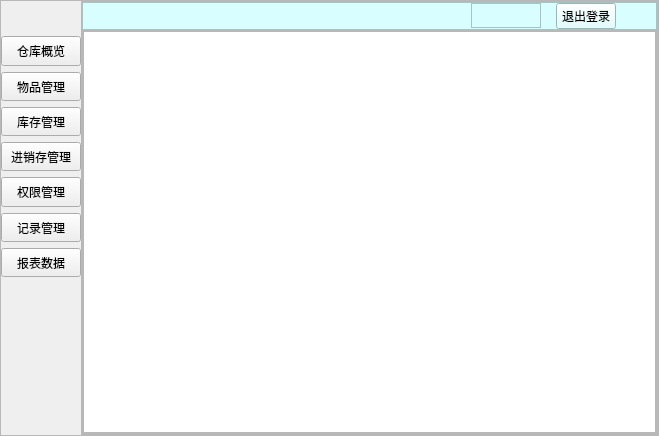
Qt form stock_system.ui (Qi0107/qt-mysql) before a commit.
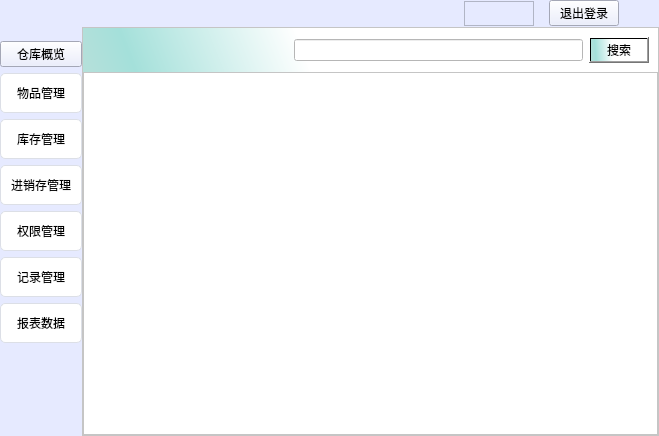
The same form after that commit. The open tabs and pages were chosen to show the change. Icons and pictures are not drawn. Custom widgets are drawn as their Qt base class.

The edit to the form file:
```diff
--- a/stock_system.ui
+++ b/stock_system.ui
@@ -33,9 +33,12 @@
    <enum>Qt::LeftToRight</enum>
   </property>
   <property name="autoFillBackground">
-   <bool>true</bool>
+   <bool>false</bool>
   </property>
-  <layout class="QHBoxLayout" name="horizontalLayout">
+  <property name="styleSheet">
+   <string notr="true">background-color: rgb(255, 255, 255);</string>
+  </property>
+  <layout class="QVBoxLayout" name="verticalLayout_6">
    <property name="leftMargin">
     <number>0</number>
    </property>
@@ -57,7 +60,7 @@
       </sizepolicy>
      </property>
      <property name="frameShape">
-      <enum>QFrame::StyledPanel</enum>
+      <enum>QFrame::NoFrame</enum>
      </property>
      <property name="frameShadow">
       <enum>QFrame::Raised</enum>
@@ -87,7 +90,7 @@
          </sizepolicy>
         </property>
         <property name="styleSheet">
-         <string notr="true"/>
+         <string notr="true">background-color: rgb(230, 234, 255)</string>
         </property>
         <property name="frameShape">
          <enum>QFrame::NoFrame</enum>
@@ -103,7 +106,7 @@
           <number>0</number>
          </property>
          <property name="topMargin">
-          <number>0</number>
+          <number>5</number>
          </property>
          <property name="rightMargin">
           <number>0</number>
@@ -113,6 +116,12 @@
          </property>
          <item>
           <widget class="QLabel" name="label">
+           <property name="minimumSize">
+            <size>
+             <width>30</width>
+             <height>30</height>
+            </size>
+           </property>
            <property name="maximumSize">
             <size>
              <width>100</width>
@@ -143,25 +152,24 @@
             </size>
            </property>
            <property name="styleSheet">
-            <string notr="true">QPushbutton{
-	background-color: rgb(255, 255, 255);
-   background:qlineargradient(spread:pad, x1:0, y1:1, x2:0, y2:0, stop:0 #00ffff, stop:0.5 #505050, stop:0.98 #00ffff);
-   border:0px;
-   border-radius:4px;
-   color:white;
+            <string notr="true">QPushButton {
+    background-color: #ffffff;
+    border: 1px solid #dcdfe6;
+    padding: 10px;
+    border-radius: 5px;
 }
 
-QPushButton:hover
-{
-    background-color:rgb(226, 226, 255)
+QPushButton:hover {
+    background-color: #ecf5ff;
+    color: #409eff;
 }
 
-QPushButton:pressed
-{
-    background-color:rgb(226, 226, 255)
-    padding-left:3px;
-    padding-top:3px;
+QPushButton:pressed, QPushButton:checked {
+    border: 1px solid #3a8ee6;
+    color: #409eff;
 }
+border-radius: 20px;
+
 </string>
            </property>
            <property name="text">
@@ -184,23 +192,25 @@
             </size>
            </property>
            <property name="styleSheet">
-            <string notr="true">QPushbutton{
-   background:qlineargradient(spread:pad, x1:0, y1:1, x2:0, y2:0, stop:0 #00ffff, stop:0.5 #505050, stop:0.98 #00ffff);
-   border:0px;
-   border-radius:4px;
-   color:white;
+            <string notr="true">QPushButton {
+    background-color: #ffffff;
+    border: 1px solid #dcdfe6;
+    padding: 10px;
+    border-radius: 5px;
 }
 
-QPushButton:hover
-{
-    background-color:rgb(226, 226, 255)
+QPushButton:hover {
+    background-color: #ecf5ff;
+    color: #409eff;
 }
 
-QPushButton:pressed
-{
-    background-color:rgb(226, 226, 255)
-    padding-left:3px;
-    padding-top:3px;
+QPushButton:pressed, QPushButton:checked {
+    border: 1px solid #3a8ee6;
+    color: #409eff;
+}
+
+#button3 {
+    border-radius: 20px;
 }
 </string>
            </property>
@@ -224,23 +234,25 @@
             </size>
            </property>
            <property name="styleSheet">
-            <string notr="true">QPushbutton{
-   background:qlineargradient(spread:pad, x1:0, y1:1, x2:0, y2:0, stop:0 #00ffff, stop:0.5 #505050, stop:0.98 #00ffff);
-   border:0px;
-   border-radius:4px;
-   color:white;
+            <string notr="true">QPushButton {
+    background-color: #ffffff;
+    border: 1px solid #dcdfe6;
+    padding: 10px;
+    border-radius: 5px;
 }
 
-QPushButton:hover
-{
-    background-color:rgb(226, 226, 255)
+QPushButton:hover {
+    background-color: #ecf5ff;
+    color: #409eff;
 }
 
-QPushButton:pressed
-{
-    background-color:rgb(226, 226, 255)
-    padding-left:3px;
-    padding-top:3px;
+QPushButton:pressed, QPushButton:checked {
+    border: 1px solid #3a8ee6;
+    color: #409eff;
+}
+
+#button3 {
+    border-radius: 20px;
 }
 </string>
            </property>
@@ -264,23 +276,25 @@
             </size>
            </property>
            <property name="styleSheet">
-            <string notr="true">QPushbutton{
-   background:qlineargradient(spread:pad, x1:0, y1:1, x2:0, y2:0, stop:0 #00ffff, stop:0.5 #505050, stop:0.98 #00ffff);
-   border:0px;
-   border-radius:4px;
-   color:white;
+            <string notr="true">QPushButton {
+    background-color: #ffffff;
+    border: 1px solid #dcdfe6;
+    padding: 10px;
+    border-radius: 5px;
 }
 
-QPushButton:hover
-{
-    background-color:rgb(226, 226, 255)
+QPushButton:hover {
+    background-color: #ecf5ff;
+    color: #409eff;
 }
 
-QPushButton:pressed
-{
-    background-color:rgb(226, 226, 255)
-    padding-left:3px;
-    padding-top:3px;
+QPushButton:pressed, QPushButton:checked {
+    border: 1px solid #3a8ee6;
+    color: #409eff;
+}
+
+#button3 {
+    border-radius: 20px;
 }
 </string>
            </property>
@@ -304,23 +318,25 @@
             </size>
            </property>
            <property name="styleSheet">
-            <string notr="true">QPushbutton{
-   background:qlineargradient(spread:pad, x1:0, y1:1, x2:0, y2:0, stop:0 #00ffff, stop:0.5 #505050, stop:0.98 #00ffff);
-   border:0px;
-   border-radius:4px;
-   color:white;
+            <string notr="true">QPushButton {
+    background-color: #ffffff;
+    border: 1px solid #dcdfe6;
+    padding: 10px;
+    border-radius: 5px;
 }
 
-QPushButton:hover
-{
-    background-color:rgb(226, 226, 255)
+QPushButton:hover {
+    background-color: #ecf5ff;
+    color: #409eff;
 }
 
-QPushButton:pressed
-{
-    background-color:rgb(226, 226, 255)
-    padding-left:3px;
-    padding-top:3px;
+QPushButton:pressed, QPushButton:checked {
+    border: 1px solid #3a8ee6;
+    color: #409eff;
+}
+
+#button3 {
+    border-radius: 20px;
 }
 </string>
            </property>
@@ -353,23 +369,25 @@
             </size>
            </property>
            <property name="styleSheet">
-            <string notr="true">QPushbutton{
-   background:qlineargradient(spread:pad, x1:0, y1:1, x2:0, y2:0, stop:0 #00ffff, stop:0.5 #505050, stop:0.98 #00ffff);
-   border:0px;
-   border-radius:4px;
-   color:white;
+            <string notr="true">QPushButton {
+    background-color: #ffffff;
+    border: 1px solid #dcdfe6;
+    padding: 10px;
+    border-radius: 5px;
 }
 
-QPushButton:hover
-{
-    background-color:rgb(226, 226, 255)
+QPushButton:hover {
+    background-color: #ecf5ff;
+    color: #409eff;
 }
 
-QPushButton:pressed
-{
-    background-color:rgb(226, 226, 255)
-    padding-left:3px;
-    padding-top:3px;
+QPushButton:pressed, QPushButton:checked {
+    border: 1px solid #3a8ee6;
+    color: #409eff;
+}
+
+#button3 {
+    border-radius: 20px;
 }
 </string>
            </property>
@@ -393,23 +411,25 @@
             </size>
            </property>
            <property name="styleSheet">
-            <string notr="true">QPushbutton{
-   background:qlineargradient(spread:pad, x1:0, y1:1, x2:0, y2:0, stop:0 #00ffff, stop:0.5 #505050, stop:0.98 #00ffff);
-   border:0px;
-   border-radius:4px;
-   color:white;
+            <string notr="true">QPushButton {
+    background-color: #ffffff;
+    border: 1px solid #dcdfe6;
+    padding: 10px;
+    border-radius: 5px;
 }
 
-QPushButton:hover
-{
-    background-color:rgb(226, 226, 255)
+QPushButton:hover {
+    background-color: #ecf5ff;
+    color: #409eff;
 }
 
-QPushButton:pressed
-{
-    background-color:rgb(226, 226, 255)
-    padding-left:3px;
-    padding-top:3px;
+QPushButton:pressed, QPushButton:checked {
+    border: 1px solid #3a8ee6;
+    color: #409eff;
+}
+
+#button3 {
+    border-radius: 20px;
 }
 </string>
            </property>
@@ -443,7 +463,7 @@
          </sizepolicy>
         </property>
         <property name="frameShape">
-         <enum>QFrame::StyledPanel</enum>
+         <enum>QFrame::NoFrame</enum>
         </property>
         <property name="frameShadow">
          <enum>QFrame::Raised</enum>
@@ -467,20 +487,20 @@
          <item>
           <widget class="QFrame" name="frame_4">
            <property name="styleSheet">
-            <string notr="true">background-color: rgb(217, 254, 255);</string>
+            <string notr="true">background-color: rgb(230, 234, 255)</string>
            </property>
            <property name="frameShape">
-            <enum>QFrame::StyledPanel</enum>
+            <enum>QFrame::NoFrame</enum>
            </property>
            <property name="frameShadow">
             <enum>QFrame::Raised</enum>
            </property>
-           <layout class="QHBoxLayout" name="horizontalLayout_2" stretch="2,1,1,1,0">
+           <layout class="QHBoxLayout" name="horizontalLayout_2" stretch="5,0,1,1,4,0">
             <property name="spacing">
              <number>15</number>
             </property>
             <property name="leftMargin">
-             <number>0</number>
+             <number>5</number>
             </property>
             <property name="topMargin">
              <number>0</number>
@@ -491,6 +511,16 @@
             <property name="bottomMargin">
              <number>0</number>
             </property>
+            <item>
+             <widget class="QLabel" name="label_3">
+              <property name="styleSheet">
+               <string notr="true">font: 12pt &quot;黑体&quot;;</string>
+              </property>
+              <property name="text">
+               <string/>
+              </property>
+             </widget>
+            </item>
             <item>
              <spacer name="horizontalSpacer">
               <property name="orientation">
@@ -532,6 +562,12 @@
             </item>
             <item>
              <widget class="QPushButton" name="pushButton">
+              <property name="minimumSize">
+               <size>
+                <width>70</width>
+                <height>0</height>
+               </size>
+              </property>
               <property name="maximumSize">
                <size>
                 <width>60</width>
@@ -539,12 +575,23 @@
                </size>
               </property>
               <property name="styleSheet">
-               <string notr="true">QPushbutton{
-   background:qlineargradient(spread:pad, x1:0, y1:1, x2:0, y2:0, stop:0 #00ffff, stop:0.5 #505050, stop:0.98 #00ffff);
-   border:0px;
-   border-radius:4px;
-   color:white;
-}</string>
+               <string notr="true">QPushButton {
+    background-color: #ffffff;
+    border: 1px solid #dcdfe6;
+    padding: 10px;
+    border-radius: 5px;
+}
+
+QPushButton:hover {
+    background-color: #ecf5ff;
+    color: #409eff;
+}
+
+QPushButton:pressed, QPushButton:checked {
+    border: 1px solid #3a8ee6;
+    color: #409eff;
+}
+border-radius: 20px;</string>
               </property>
               <property name="text">
                <string>退出登录</string>
@@ -605,35 +652,6 @@
               <property name="currentIndex">
                <number>0</number>
               </property>
-              <widget class="test64" name="page">
-               <property name="sizePolicy">
-                <sizepolicy hsizetype="Expanding" vsizetype="Expanding">
-                 <horstretch>0</horstretch>
-                 <verstretch>0</verstretch>
-                </sizepolicy>
-               </property>
-               <layout class="QVBoxLayout" name="verticalLayout_5">
-                <property name="spacing">
-                 <number>0</number>
-                </property>
-                <property name="leftMargin">
-                 <number>0</number>
-                </property>
-                <property name="topMargin">
-                 <number>0</number>
-                </property>
-                <property name="rightMargin">
-                 <number>0</number>
-                </property>
-                <property name="bottomMargin">
-                 <number>0</number>
-                </property>
-               </layout>
-              </widget>
-              <widget class="QWidget" name="page_4"/>
-              <widget class="QWidget" name="page_6"/>
-              <widget class="QWidget" name="page_3"/>
-              <widget class="QWidget" name="page_2"/>
               <widget class="QWidget" name="page_5">
                <property name="sizePolicy">
                 <sizepolicy hsizetype="Expanding" vsizetype="Expanding">
@@ -641,7 +659,7 @@
                  <verstretch>0</verstretch>
                 </sizepolicy>
                </property>
-               <layout class="QVBoxLayout" name="verticalLayout_3">
+               <layout class="QVBoxLayout" name="verticalLayout_3" stretch="1,10">
                 <property name="spacing">
                  <number>0</number>
                 </property>
@@ -657,6 +675,72 @@
                 <property name="bottomMargin">
                  <number>0</number>
                 </property>
+                <item>
+                 <widget class="QFrame" name="frame_6">
+                  <property name="styleSheet">
+                   <string notr="true">background-color: qlineargradient(spread:pad, x1:0, y1:0.631, x2:0.387584, y2:0.619318, stop:0 rgba(180, 224, 218, 255), stop:0.207865 rgba(164, 224, 218, 255), stop:1 rgba(255, 255, 255, 255));</string>
+                  </property>
+                  <property name="frameShape">
+                   <enum>QFrame::NoFrame</enum>
+                  </property>
+                  <property name="frameShadow">
+                   <enum>QFrame::Raised</enum>
+                  </property>
+                  <layout class="QHBoxLayout" name="horizontalLayout_3" stretch="7,10,2">
+                   <item>
+                    <spacer name="horizontalSpacer_3">
+                     <property name="orientation">
+                      <enum>Qt::Horizontal</enum>
+                     </property>
+                     <property name="sizeHint" stdset="0">
+                      <size>
+                       <width>40</width>
+                       <height>20</height>
+                      </size>
+                     </property>
+                    </spacer>
+                   </item>
+                   <item>
+                    <widget class="QLineEdit" name="lineEdit">
+                     <property name="styleSheet">
+                      <string notr="true">background-color: rgb(255, 255, 255);</string>
+                     </property>
+                    </widget>
+                   </item>
+                   <item>
+                    <widget class="QPushButton" name="pushButton_7">
+                     <property name="maximumSize">
+                      <size>
+                       <width>60</width>
+                       <height>16777215</height>
+                      </size>
+                     </property>
+                     <property name="styleSheet">
+                      <string notr="true">QPushButton {
+    background-color: #ffffff;
+    border: 1px solid #dcdfe6;
+    border-radius: 5px;
+}
+
+QPushButton:hover {
+    background-color: #ecf5ff;
+    color: #409eff;
+}
+
+QPushButton:pressed, QPushButton:checked {
+    border: 1px solid #3a8ee6;
+    color: #409eff;
+}
+border-radius: 20px;</string>
+                     </property>
+                     <property name="text">
+                      <string>搜索</string>
+                     </property>
+                    </widget>
+                   </item>
+                  </layout>
+                 </widget>
+                </item>
                 <item>
                  <widget class="QTableView" name="tableView_2">
                   <property name="sizePolicy">
@@ -696,6 +780,36 @@
                 </item>
                </layout>
               </widget>
+              <widget class="power_warnning" name="page_7"/>
+              <widget class="QWidget" name="page_3"/>
+              <widget class="QWidget" name="page_2"/>
+              <widget class="QWidget" name="page_6"/>
+              <widget class="QWidget" name="page_4"/>
+              <widget class="test64" name="page">
+               <property name="sizePolicy">
+                <sizepolicy hsizetype="Expanding" vsizetype="Expanding">
+                 <horstretch>0</horstretch>
+                 <verstretch>0</verstretch>
+                </sizepolicy>
+               </property>
+               <layout class="QVBoxLayout" name="verticalLayout_5">
+                <property name="spacing">
+                 <number>0</number>
+                </property>
+                <property name="leftMargin">
+                 <number>0</number>
+                </property>
+                <property name="topMargin">
+                 <number>0</number>
+                </property>
+                <property name="rightMargin">
+                 <number>0</number>
+                </property>
+                <property name="bottomMargin">
+                 <number>0</number>
+                </property>
+               </layout>
+              </widget>
              </widget>
             </item>
            </layout>
@@ -716,6 +830,12 @@
    <header>test64.h</header>
    <container>1</container>
   </customwidget>
+  <customwidget>
+   <class>power_warnning</class>
+   <extends>QWidget</extends>
+   <header location="global">power_warnning.h</header>
+   <container>1</container>
+  </customwidget>
  </customwidgets>
  <resources>
   <include location="login.qrc"/>
```
